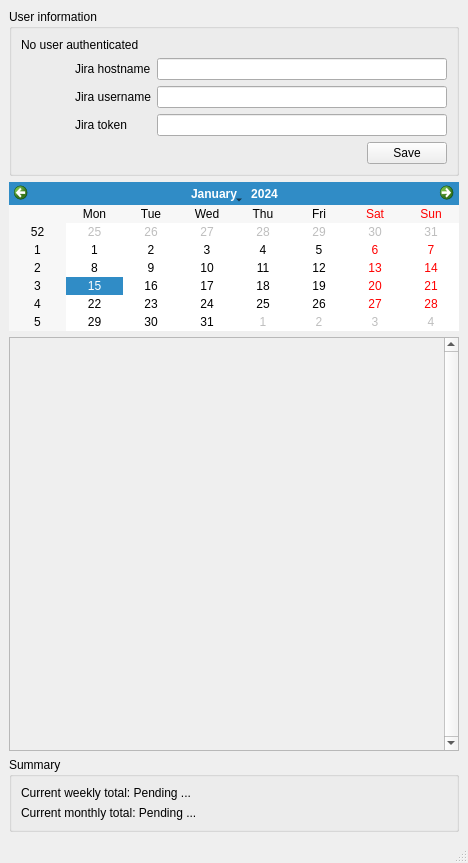
This is mainwindow.ui in llob/kronos as Qt 5 draws it before an edit. The edited form follows.
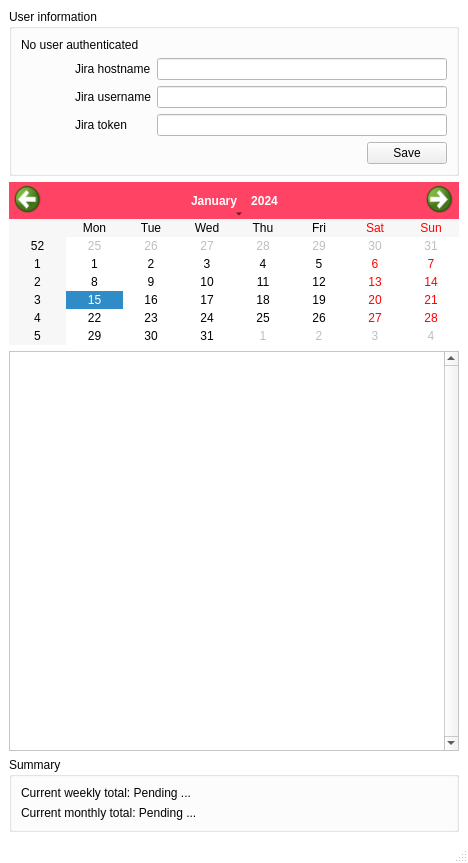
This is the edited form. Icons and pictures are not drawn.

Commit message: Some styling and initial work on introducing a tray icon

```diff
--- a/mainwindow.ui
+++ b/mainwindow.ui
@@ -10,6 +10,124 @@
     <height>863</height>
    </rect>
   </property>
+  <property name="palette">
+   <palette>
+    <active>
+     <colorrole role="WindowText">
+      <brush brushstyle="SolidPattern">
+       <color alpha="255">
+        <red>3</red>
+        <green>3</green>
+        <blue>1</blue>
+       </color>
+      </brush>
+     </colorrole>
+     <colorrole role="Base">
+      <brush brushstyle="SolidPattern">
+       <color alpha="255">
+        <red>255</red>
+        <green>255</green>
+        <blue>255</blue>
+       </color>
+      </brush>
+     </colorrole>
+     <colorrole role="Window">
+      <brush brushstyle="SolidPattern">
+       <color alpha="255">
+        <red>255</red>
+        <green>255</green>
+        <blue>255</blue>
+       </color>
+      </brush>
+     </colorrole>
+     <colorrole role="Highlight">
+      <brush brushstyle="SolidPattern">
+       <color alpha="255">
+        <red>0</red>
+        <green>217</green>
+        <blue>192</blue>
+       </color>
+      </brush>
+     </colorrole>
+    </active>
+    <inactive>
+     <colorrole role="WindowText">
+      <brush brushstyle="SolidPattern">
+       <color alpha="255">
+        <red>3</red>
+        <green>3</green>
+        <blue>1</blue>
+       </color>
+      </brush>
+     </colorrole>
+     <colorrole role="Base">
+      <brush brushstyle="SolidPattern">
+       <color alpha="255">
+        <red>255</red>
+        <green>255</green>
+        <blue>255</blue>
+       </color>
+      </brush>
+     </colorrole>
+     <colorrole role="Window">
+      <brush brushstyle="SolidPattern">
+       <color alpha="255">
+        <red>255</red>
+        <green>255</green>
+        <blue>255</blue>
+       </color>
+      </brush>
+     </colorrole>
+     <colorrole role="Highlight">
+      <brush brushstyle="SolidPattern">
+       <color alpha="255">
+        <red>0</red>
+        <green>217</green>
+        <blue>192</blue>
+       </color>
+      </brush>
+     </colorrole>
+    </inactive>
+    <disabled>
+     <colorrole role="WindowText">
+      <brush brushstyle="SolidPattern">
+       <color alpha="255">
+        <red>120</red>
+        <green>120</green>
+        <blue>120</blue>
+       </color>
+      </brush>
+     </colorrole>
+     <colorrole role="Base">
+      <brush brushstyle="SolidPattern">
+       <color alpha="255">
+        <red>255</red>
+        <green>255</green>
+        <blue>255</blue>
+       </color>
+      </brush>
+     </colorrole>
+     <colorrole role="Window">
+      <brush brushstyle="SolidPattern">
+       <color alpha="255">
+        <red>255</red>
+        <green>255</green>
+        <blue>255</blue>
+       </color>
+      </brush>
+     </colorrole>
+     <colorrole role="Highlight">
+      <brush brushstyle="SolidPattern">
+       <color alpha="255">
+        <red>0</red>
+        <green>120</green>
+        <blue>215</blue>
+       </color>
+      </brush>
+     </colorrole>
+    </disabled>
+   </palette>
+  </property>
   <property name="windowTitle">
    <string/>
   </property>
@@ -136,7 +254,25 @@
      </widget>
     </item>
     <item>
-     <widget class="QCalendarWidget" name="calendarWidget"/>
+     <widget class="QCalendarWidget" name="calendarWidget">
+      <property name="styleSheet">
+       <string notr="true">QCalendarWidget QWidget#qt_calendar_navigationbar {
+	background-color: rgb(255, 67, 101);
+}
+
+#qt_calendar_prevmonth {
+	background-color: rgb(255, 67, 101);
+    icon-size: 30px;
+    qproperty-icon: url(:/resources/chevron_left.svg);
+}
+#qt_calendar_nextmonth {
+	background-color: rgb(255, 67, 101);
+    icon-size: 30px;
+    qproperty-icon: url(:/resources/chevron_right.svg);
+}
+</string>
+      </property>
+     </widget>
     </item>
     <item>
      <widget class="QScrollArea" name="scrollArea">
@@ -152,7 +288,7 @@
          <x>0</x>
          <y>0</y>
          <width>431</width>
-         <height>377</height>
+         <height>363</height>
         </rect>
        </property>
       </widget>
```
The commit also changes 14 other files.
